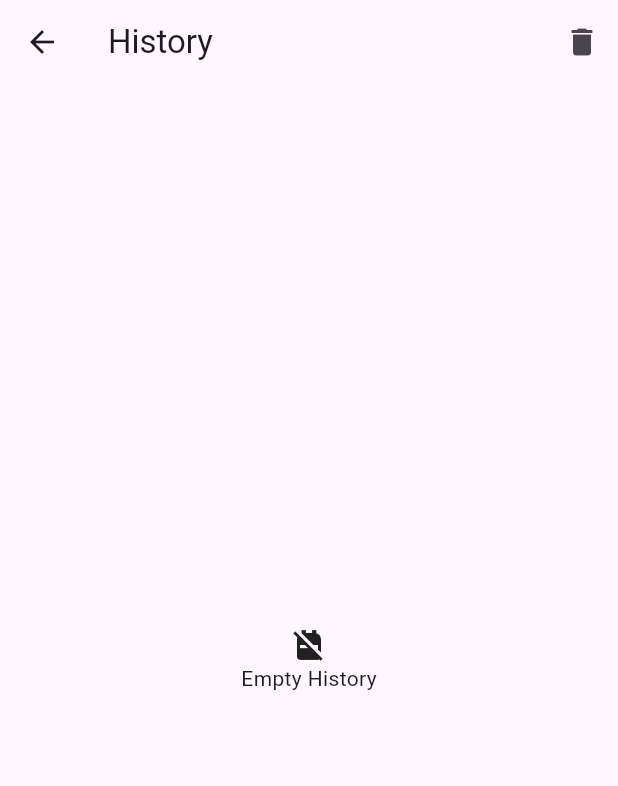
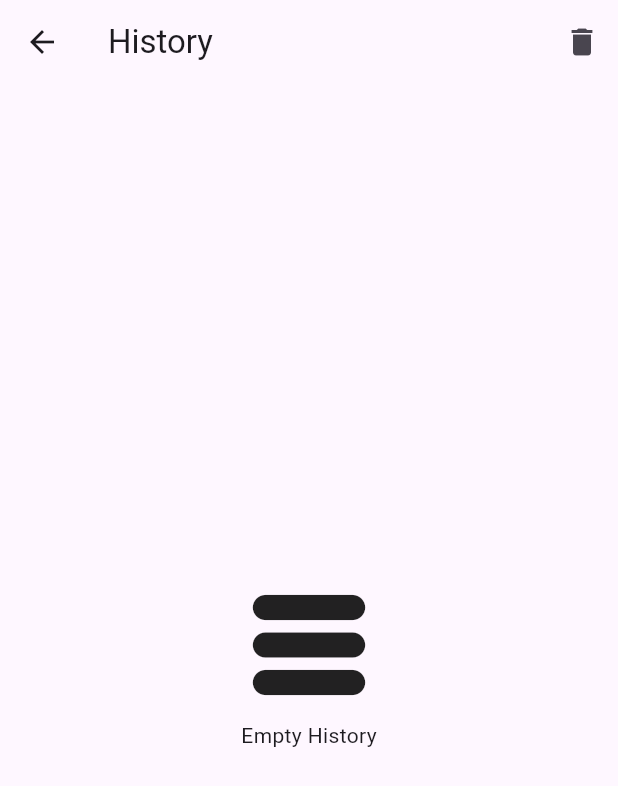
Before and after one commit to Ahmed-Khaled-ibrahem/mokarabia, a Flutter app: the HistoryScreen screen opened directly, after a tap on the "delete" icon, on a phone screen of 412 x 824 dp. Shown: the top 786 px of the screen. Run offline on Flutter 3.47's test engine with Material 2 defaults, Android fonts, the phone set to English and light mode, and no system bars; our stand-ins replace firebase_core, firebase_database, flutter_bloc, lottie, shared_preferences, sqflite; accounts and stored records are empty.

Commit message:
user history screen

```diff
--- a/lib/model/product.dart
+++ b/lib/model/product.dart
@@ -17,3 +17,9 @@ Product(id: 0,name: 'Cappuccino',price: 25,image: 'assets/images/cap.jpg'),
 Product(id: 1,name: 'Espresso',price: 20,image: 'assets/images/esp.jpg'),
 Product(id: 2,name: 'Latte',price: 17,image: 'assets/images/late.jpg')
 ];
+
+final Map<String, Product> allProductsMap = {
+   'cap':Product(id: 0, name: 'Cappuccino', price: 25, image: 'assets/images/cap.jpg'),
+   'esp':Product(id: 1, name: 'Espresso', price: 20, image: 'assets/images/esp.jpg'),
+   'latte':Product(id: 2, name: 'Latte', price: 17, image: 'assets/images/late.jpg')
+};
--- a/lib/repo/sql.dart
+++ b/lib/repo/sql.dart
@@ -32,7 +32,7 @@ class DataBaseRepository {
   Future<List<Map<String, dynamic>>> readData() async {
     try {
       final List<Map<String, dynamic>> maps = await database.query(dataBaseName);
-      return maps;
+      return maps.reversed.toList();
     } catch (err) {
       return [];
     }
--- a/lib/view/layout/user/history_screen.dart
+++ b/lib/view/layout/user/history_screen.dart
@@ -1,22 +1,93 @@
 import 'package:flutter/material.dart';
+import 'package:flutter_bloc/flutter_bloc.dart';
+import 'package:mokarabia/cubit/app_cubit.dart';
+import 'package:mokarabia/cubit/app_states.dart';
+import 'package:mokarabia/repo/sql.dart';
+
+import '../../../model/product.dart';
 
 class HistoryScreen extends StatelessWidget {
   const HistoryScreen({Key? key}) : super(key: key);
 
   @override
   Widget build(BuildContext context) {
+    return BlocBuilder<AppCubit, AppStates>(
+  builder: (context, state) {
+    AppCubit cubit = AppCubit.get(context);
     return Scaffold(
       appBar: AppBar(title: const Text('History'),
         actions: [
-        IconButton(onPressed: (){}, icon: const Icon(Icons.delete))
+          IconButton(onPressed: () {
+            deleteAllHistory(cubit);
+          }, icon: const Icon(Icons.delete))
         ],),
-      body: Center(
+      body: FutureBuilder<List<Map<String, dynamic>>>(
+          future: cubit.historyTable.readData(),
+          builder: (BuildContext context, AsyncSnapshot<List<Map<String, dynamic>>> snapshot){
+            if(snapshot.hasData){
+              if(snapshot.data!.isEmpty){
+                return Center(
                     child: Column(
                       mainAxisAlignment: MainAxisAlignment.center,
                       children: const [
-        Icon(Icons.no_backpack),
+                        Icon(Icons.table_rows_rounded, size: 100,),
                         Text('Empty History')
-      ],)),
+                      ],));
+              }
+              return ListView(
+                children: List.generate(snapshot.data!.length,
+                        (index) {
+                      List date = snapshot.data![index]['orderdate'].
+                      toString().replaceAll(' ', 'Q').replaceAll('.', 'Q').split('Q');
+
+                      return ListTile(
+                        leading: Text(
+                            '${date[0]} \n'
+                                '${date[1]} \n'
+                        ),
+                        trailing: Text(getCost(snapshot, index)),
+                        subtitle: Text('by ${snapshot.data![index]['person']}'),
+                        title: Text(getText(snapshot, index)),);
+                    }),
               );
             }
+            else{
+              return const Center(
+                  child: CircularProgressIndicator());
             }
+          }),
+    );
+  },
+);
+  }
+
+  void deleteAllHistory(AppCubit cubit) {
+    DataBaseRepository.dispose();
+    cubit.setState();
+  }
+
+  String getText(snapshot, index) {
+    String val = '';
+
+    if(snapshot.data![index]['cap'] != 0){
+      val = '$val${snapshot.data![index]['cap']}xCappuccino  ';
+    }
+    if(snapshot.data![index]['latte'] != 0){
+      val = '$val${snapshot.data![index]['latte']}xLatte  ';
+    }
+    if(snapshot.data![index]['esp'] != 0){
+      val = '$val${snapshot.data![index]['esp']}xEspresso  ';
+    }
+
+    if(val == ''){val = 'no order';}
+    return val;
+  }
+
+  String getCost(snapshot, index) {
+    double val = snapshot.data![index]['cap'] * allProductsMap['cap']!.price!+
+            snapshot.data![index]['esp'] * allProductsMap['esp']!.price!+
+            snapshot.data![index]['latte'] * allProductsMap['latte']!.price!;
+    return '${val.round()} LE';
+  }
+
+}
```
Lines whose indentation alone changed are shown as unchanged.
